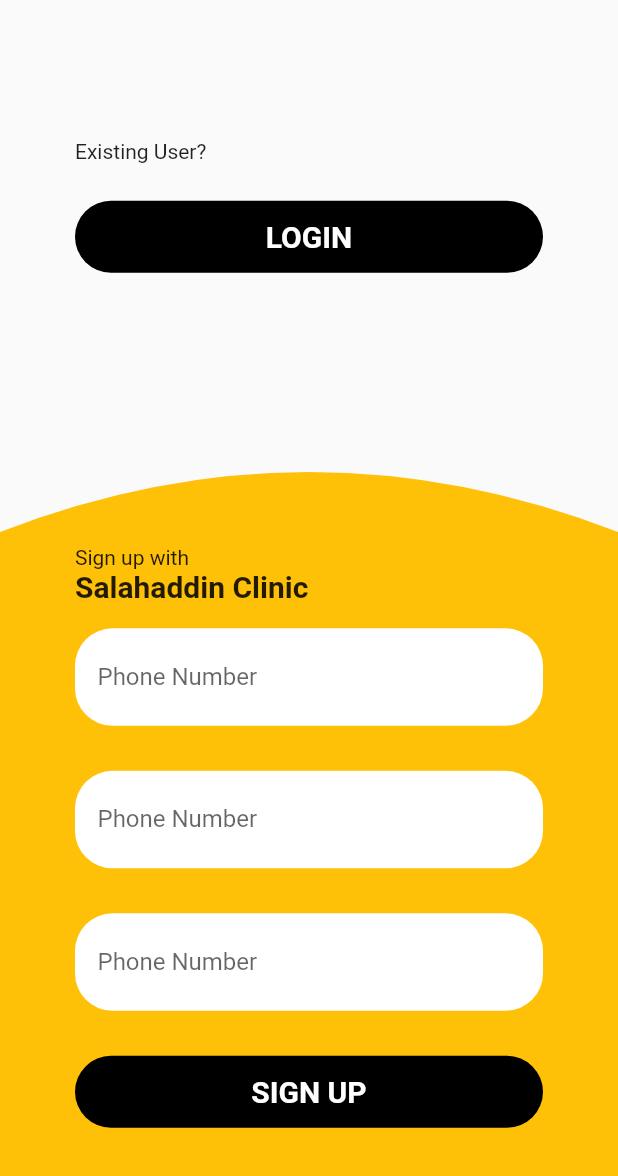
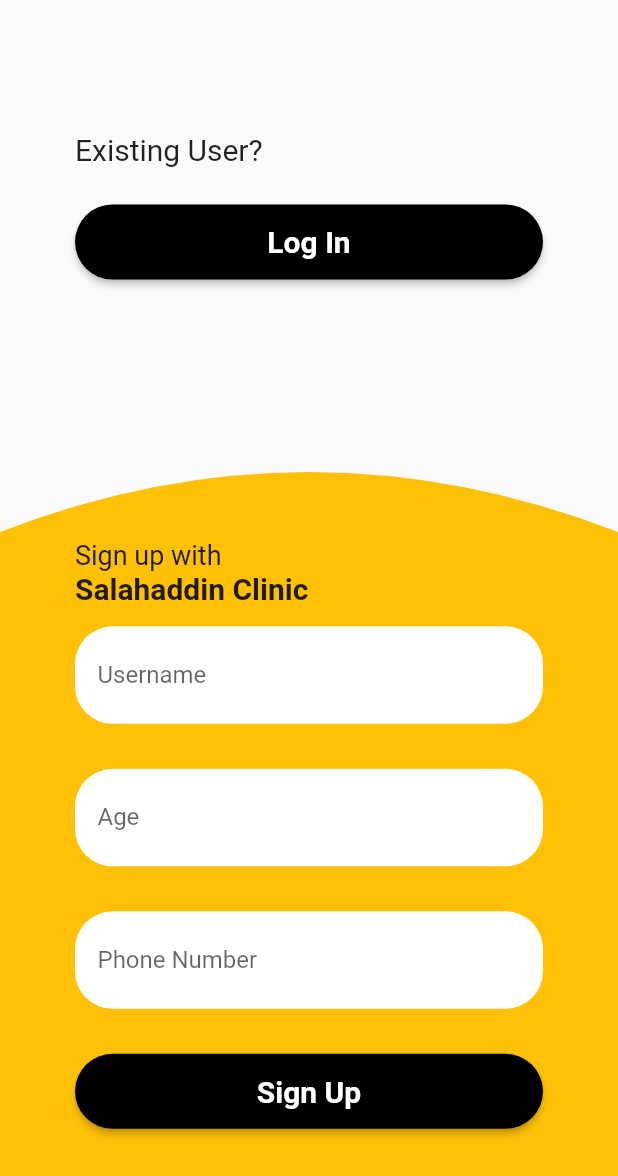
Before and after one commit to CaptainLala/clinic_reservation_app, a Flutter app: the screen it shows after launch, after a tap on "Sign Up", on a phone screen of 412 x 824 dp. Shown: the top 1176 px of the screen. Run offline on Flutter 3.47's test engine with Material 2 defaults, Android fonts, the phone set to English and light mode, and no system bars.

Commit message:
Models & Optimizations
Created required Models and optimized the code (extracted widgets, code cleaning).

```diff
--- a/lib/main.dart
+++ b/lib/main.dart
@@ -9,7 +9,6 @@
 class MyApp extends StatelessWidget {
   const MyApp({Key? key}) : super(key: key);
 
-  // This widget is the root of your application.
   @override
   Widget build(BuildContext context) {
     return MaterialApp(
--- /dev/null
+++ b/lib/providers/appointments.dart
@@ -0,0 +1,26 @@
+import './doctors.dart';
+import './users.dart';
+
+class Appointment {
+  final int id;
+  final DateTime date;
+  final DateTime time;
+  final Doctor doctor;
+  final User user;
+  final String status; // ... Pending, Done
+  final String purpose; // ... Plazma, Visit
+
+  Appointment({
+    required this.id,
+    required this.date,
+    required this.time,
+    required this.doctor,
+    required this.user,
+    required this.status,
+    required this.purpose,
+  });
+}
+
+class Appointments {
+  // ... MANAGE APPOINTMENTS
+}
--- /dev/null
+++ b/lib/providers/doctors.dart
@@ -0,0 +1,19 @@
+class Doctor {
+  final int id;
+  final String username;
+  final int age;
+  final int phone;
+  final String job; // Dentist, Surgeon ...
+
+  Doctor({
+    required this.id,
+    required this.username,
+    required this.age,
+    required this.phone,
+    required this.job,
+  });
+}
+
+class Doctors {
+  // ... MANAGE DOCTORS
+}
--- /dev/null
+++ b/lib/providers/users.dart
@@ -0,0 +1,17 @@
+class User {
+  final int id;
+  final String username;
+  final int age;
+  final int phone;
+
+  User({
+    required this.id,
+    required this.username,
+    required this.age,
+    required this.phone,
+  });
+}
+
+class Users {
+  // ... MANAGE USERS
+}
--- a/lib/screens/login_screen.dart
+++ b/lib/screens/login_screen.dart
@@ -1,11 +1,25 @@
 import 'package:clinic_reservation_app/screens/signup_screen.dart';
+import 'package:clinic_reservation_app/widgets/default_button.dart';
 import 'package:flutter/material.dart';
 import 'package:flutter/painting.dart';
 import 'package:flutter/widgets.dart';
 
-class LoginScreen extends StatelessWidget {
-  static const routeName = '/login-screen';
+class LoginScreen extends StatefulWidget {
+  static const routeName = '/login';
   const LoginScreen({Key? key}) : super(key: key);
+
+  @override
+  State<LoginScreen> createState() => _LoginScreenState();
+}
+
+class _LoginScreenState extends State<LoginScreen> {
+  final _phoneController = TextEditingController();
+
+  @override
+  void dispose() {
+    _phoneController.dispose();
+    super.dispose();
+  }
 
   @override
   Widget build(BuildContext context) {
@@ -13,7 +27,7 @@
       body: Column(
         children: [
           Expanded(
-            flex: 2,
+            flex: 3,
             child: Container(
               padding: const EdgeInsets.symmetric(horizontal: 50),
               decoration: const BoxDecoration(),
@@ -22,20 +36,30 @@
                 mainAxisAlignment: MainAxisAlignment.spaceBetween,
                 children: [
                   const Spacer(),
-                  Expanded(
-                    child: Column(
+                  Column(
                     mainAxisAlignment: MainAxisAlignment.center,
                     crossAxisAlignment: CrossAxisAlignment.start,
                     children: const [
-                        Text('Welcome To'),
+                      Text(
+                        'Welcome To',
+                        style: TextStyle(
+                          fontSize: 20,
+                        ),
+                      ),
                       Text(
                         'Salahaddin Clinic',
                         style: TextStyle(
-                              fontWeight: FontWeight.bold, fontSize: 20),
+                          fontWeight: FontWeight.bold,
+                          fontSize: 24,
                         ),
-                        Text('please login to continue'),
+                      ),
+                      Text(
+                        'Please login to continue',
+                        style: TextStyle(
+                          fontSize: 20,
+                        ),
+                      ),
                     ],
-                    ),
                   ),
                   const Spacer(),
                   Container(
@@ -43,31 +67,21 @@
                       color: Colors.amber,
                       borderRadius: BorderRadius.circular(25),
                     ),
-                    child: const TextField(
-                      decoration: InputDecoration(
+                    child: TextField(
+                      keyboardType: TextInputType.phone,
+                      controller: _phoneController,
+                      textInputAction: TextInputAction.done,
+                      decoration: const InputDecoration(
                         border: InputBorder.none,
                         contentPadding: EdgeInsets.all(15),
-                        label: Text('Phone Number '),
+                        label: Text('Phone Number'),
                       ),
                     ),
                   ),
                   const Spacer(),
-                  Container(
-                    width: MediaQuery.of(context).size.width,
-                    decoration: BoxDecoration(
-                      borderRadius: BorderRadius.circular(25),
-                      color: Colors.black,
-                    ),
-                    child: TextButton(
-                      onPressed: () {},
-                      child: const Text(
-                        'Log In',
-                        style: TextStyle(
-                            fontWeight: FontWeight.bold,
-                            fontSize: 20,
-                            color: Colors.white),
-                      ),
-                    ),
+                  const DefaultButton(
+                    label: 'Log in',
+                    route: '',
                   ),
                   const Spacer()
                 ],
@@ -85,8 +99,8 @@
                   padding: const EdgeInsets.symmetric(horizontal: 50),
                   child: Column(
                     mainAxisAlignment: MainAxisAlignment.spaceEvenly,
-                    children: [
-                      const Text(
+                    children: const [
+                      Text(
                         'OR',
                         style: TextStyle(
                           fontWeight: FontWeight.bold,
@@ -94,26 +108,10 @@
                           color: Colors.black,
                         ),
                       ),
-                      Container(
-                        width: MediaQuery.of(context).size.width,
-                        decoration: BoxDecoration(
-                          borderRadius: BorderRadius.circular(25),
-                          color: Colors.black,
-                        ),
-                        child: TextButton(
-                          onPressed: () {
-                            Navigator.pushReplacementNamed(
-                                context, SignUpScreen.routeName);
-                          },
-                          child: const Text(
-                            'Sign Up',
-                            style: TextStyle(
-                                fontWeight: FontWeight.bold,
-                                fontSize: 20,
-                                color: Colors.white),
-                          ),
-                        ),
-                      ),
+                      DefaultButton(
+                        label: 'Sign Up',
+                        route: SignUpScreen.routeName,
+                      )
                     ],
                   ),
                 ),
--- a/lib/screens/signup_screen.dart
+++ b/lib/screens/signup_screen.dart
@@ -1,9 +1,27 @@
 import 'package:clinic_reservation_app/screens/login_screen.dart';
+import 'package:clinic_reservation_app/widgets/default_button.dart';
 import 'package:flutter/material.dart';
 
-class SignUpScreen extends StatelessWidget {
-  static const routeName = '/signup-screen';
+class SignUpScreen extends StatefulWidget {
+  static const routeName = '/signup';
   const SignUpScreen({Key? key}) : super(key: key);
+
+  @override
+  State<SignUpScreen> createState() => _SignUpScreenState();
+}
+
+class _SignUpScreenState extends State<SignUpScreen> {
+  final _usernameController = TextEditingController();
+  final _ageController = TextEditingController();
+  final _phoneController = TextEditingController();
+
+  @override
+  void dispose() {
+    _usernameController.dispose();
+    _ageController.dispose();
+    _phoneController.dispose();
+    super.dispose();
+  }
 
   @override
   Widget build(BuildContext context) {
@@ -16,33 +34,22 @@
               child: Column(
                 mainAxisAlignment: MainAxisAlignment.spaceEvenly,
                 crossAxisAlignment: CrossAxisAlignment.start,
-                children: [
-                  const Spacer(),
-                  const Text('Existing User?'),
-                  const SizedBox(
+                children: const [
+                  Spacer(),
+                  Text(
+                    'Existing User?',
+                    style: TextStyle(
+                      fontSize: 20,
+                    ),
+                  ),
+                  SizedBox(
                     height: 25,
                   ),
-                  Container(
-                    width: MediaQuery.of(context).size.width,
-                    decoration: BoxDecoration(
-                      borderRadius: BorderRadius.circular(25),
-                      color: Colors.black,
-                    ),
-                    child: TextButton(
-                      onPressed: () {
-                        Navigator.of(context)
-                            .pushReplacementNamed(LoginScreen.routeName);
-                      },
-                      child: const Text(
-                        'LOGIN',
-                        style: TextStyle(
-                            fontWeight: FontWeight.bold,
-                            fontSize: 20,
-                            color: Colors.white),
-                      ),
-                    ),
+                  DefaultButton(
+                    label: 'Log In',
+                    route: LoginScreen.routeName,
                   ),
-                  const Spacer(),
+                  Spacer(),
                 ],
               ),
             ),
@@ -66,11 +73,18 @@
                         mainAxisAlignment: MainAxisAlignment.center,
                         crossAxisAlignment: CrossAxisAlignment.start,
                         children: const [
-                          Text('Sign up with'),
+                          Text(
+                            'Sign up with',
+                            style: TextStyle(
+                              fontSize: 18,
+                            ),
+                          ),
                           Text(
                             'Salahaddin Clinic',
                             style: TextStyle(
-                                fontWeight: FontWeight.bold, fontSize: 20),
+                              fontWeight: FontWeight.bold,
+                              fontSize: 20,
+                            ),
                           ),
                         ],
                       ),
@@ -80,11 +94,14 @@
                         color: Colors.white,
                         borderRadius: BorderRadius.circular(25),
                       ),
-                      child: const TextField(
-                        decoration: InputDecoration(
+                      child: TextField(
+                        keyboardType: TextInputType.text,
+                        controller: _usernameController,
+                        textInputAction: TextInputAction.next,
+                        decoration: const InputDecoration(
                           border: InputBorder.none,
                           contentPadding: EdgeInsets.all(15),
-                          label: Text('Phone Number '),
+                          label: Text('Username'),
                         ),
                       ),
                     ),
@@ -96,11 +113,14 @@
                         color: Colors.white,
                         borderRadius: BorderRadius.circular(25),
                       ),
-                      child: const TextField(
-                        decoration: InputDecoration(
+                      child: TextField(
+                        keyboardType: TextInputType.number,
+                        controller: _ageController,
+                        textInputAction: TextInputAction.next,
+                        decoration: const InputDecoration(
                           border: InputBorder.none,
                           contentPadding: EdgeInsets.all(15),
-                          label: Text('Phone Number '),
+                          label: Text('Age'),
                         ),
                       ),
                     ),
@@ -112,33 +132,23 @@
                         color: Colors.white,
                         borderRadius: BorderRadius.circular(25),
                       ),
-                      child: const TextField(
-                        decoration: InputDecoration(
+                      child: TextField(
+                        keyboardType: TextInputType.phone,
+                        controller: _phoneController,
+                        textInputAction: TextInputAction.done,
+                        decoration: const InputDecoration(
                           border: InputBorder.none,
                           contentPadding: EdgeInsets.all(15),
-                          label: Text('Phone Number '),
+                          label: Text('Phone Number'),
                         ),
                       ),
                     ),
                     const SizedBox(
                       height: 30,
                     ),
-                    Container(
-                      width: MediaQuery.of(context).size.width,
-                      decoration: BoxDecoration(
-                        borderRadius: BorderRadius.circular(25),
-                        color: Colors.black,
-                      ),
-                      child: TextButton(
-                        onPressed: () {},
-                        child: const Text(
-                          'SIGN UP',
-                          style: TextStyle(
-                              fontWeight: FontWeight.bold,
-                              fontSize: 20,
-                              color: Colors.white),
-                        ),
-                      ),
+                    const DefaultButton(
+                      label: 'Sign Up',
+                      route: '',
                     ),
                     const Spacer()
                   ],
--- /dev/null
+++ b/lib/widgets/default_button.dart
@@ -0,0 +1,36 @@
+import 'package:flutter/material.dart';
+
+class DefaultButton extends StatelessWidget {
+  final String label;
+  final String route;
+  const DefaultButton({Key? key, required this.label, required this.route})
+      : super(key: key);
+
+  @override
+  Widget build(BuildContext context) {
+    return ElevatedButton(
+      onPressed: () {
+        Navigator.pushReplacementNamed(context, route);
+      },
+      child: Text(
+        label,
+        style: const TextStyle(
+            fontWeight: FontWeight.bold, fontSize: 20, color: Colors.white),
+      ),
+      style: ButtonStyle(
+        minimumSize: MaterialStateProperty.all(
+          Size(
+            MediaQuery.of(context).size.width,
+            50,
+          ),
+        ),
+        backgroundColor: MaterialStateProperty.all<Color>(Colors.black),
+        shape: MaterialStateProperty.all<RoundedRectangleBorder>(
+          RoundedRectangleBorder(
+            borderRadius: BorderRadius.circular(25),
+          ),
+        ),
+      ),
+    );
+  }
+}
```
Lines whose indentation alone changed are shown as unchanged.
